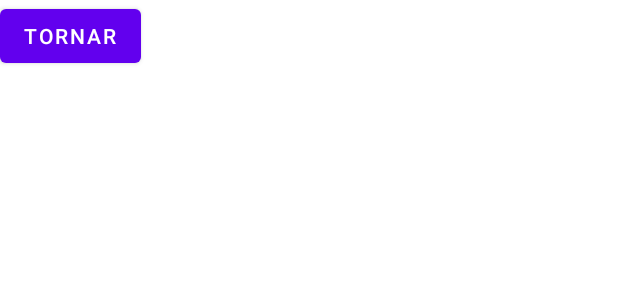
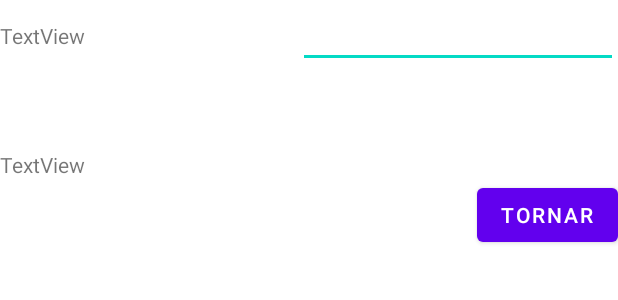
Before and after one commit to PereCP/TEAgenda, an Android app: the layout activity_tasca_view.xml on its own in the app's theme, with its tools: preview values and no code run, on a phone screen of 412 x 824 dp. Shown: the top 300 px of the screen. Run offline under Robolectric (Android 15) with nearby library versions, the phone set to English and light mode, and no system bars.

Commit message:
tasca show data a medias

```diff
--- a/app/src/main/java/com/example/teagenda/TascaView.java
+++ b/app/src/main/java/com/example/teagenda/TascaView.java
@@ -6,16 +6,32 @@ import android.content.Intent;
 import android.os.Bundle;
 import android.view.View;
 import android.widget.Button;
+import android.widget.EditText;
+import android.widget.TextView;
+
+import com.example.teagenda.CapaDomini.Evento;
+
+import java.util.Date;
 
 public class TascaView extends AppCompatActivity {
     Button buttonExit;
+    private Evento event;
+    private TextView NameText;
+    private EditText date;
+    private TextView desc;
     @Override
     protected void onCreate(Bundle savedInstanceState) {
+        event = new Evento(1, "title", "String description", 6747, new Date(2001, 12, 1), true);
         super.onCreate(savedInstanceState);
         setContentView(R.layout.activity_tasca_view);
 
         buttonExit = (Button)findViewById(R.id.buttonExit);
-
+        NameText = (TextView) findViewById(R.id.EventName);
+        date = (EditText)findViewById(R.id.Date);
+        desc = (TextView)findViewById(R.id.EventDesc);
+        NameText.setText(event.getTitle());
+        date.setText(event.getDate().toString());
+        desc.setText(event.getDescription());
         buttonExit.setOnClickListener(new View.OnClickListener() {
             @Override
             public void onClick(View view) {
--- a/app/src/main/res/layout/activity_tasca_view.xml
+++ b/app/src/main/res/layout/activity_tasca_view.xml
@@ -6,12 +6,69 @@
     android:layout_height="match_parent"
     tools:context=".TascaView">
 
-    <Button
-        android:id="@+id/buttonExit"
-        android:layout_width="wrap_content"
-        android:layout_height="wrap_content"
-        android:text="Tornar"
+    <LinearLayout
+        android:layout_width="match_parent"
+        android:layout_height="match_parent"
+        android:orientation="vertical"
         tools:ignore="MissingConstraints"
-        tools:layout_editor_absoluteX="300dp"
-        tools:layout_editor_absoluteY="676dp" />
+        tools:layout_editor_absoluteX="0dp"
+        tools:layout_editor_absoluteY="118dp">
+
+        <LinearLayout
+            android:layout_width="match_parent"
+            android:layout_height="100dp"
+            android:orientation="horizontal">
+
+            <TextView
+                android:id="@+id/EventName"
+                android:layout_width="wrap_content"
+                android:layout_height="wrap_content"
+                android:text="TextView"
+                tools:ignore="MissingConstraints" />
+
+            <Space
+                android:layout_width="wrap_content"
+                android:layout_height="wrap_content"
+                android:layout_weight="1" />
+
+            <EditText
+                android:id="@+id/Date"
+                android:layout_width="wrap_content"
+                android:layout_height="wrap_content"
+                android:ems="10"
+                android:inputType="date"
+                tools:ignore="MissingConstraints" />
+
+        </LinearLayout>
+
+        <TextView
+            android:id="@+id/EventDesc"
+            android:layout_width="wrap_content"
+            android:layout_height="wrap_content"
+            android:text="TextView"
+            tools:ignore="MissingConstraints" />
+
+        <Space
+            android:layout_width="match_parent"
+            android:layout_height="wrap_content" />
+
+        <LinearLayout
+            android:layout_width="match_parent"
+            android:layout_height="58dp"
+            android:layout_gravity="end"
+            android:orientation="horizontal">
+
+            <Space
+                android:layout_width="wrap_content"
+                android:layout_height="wrap_content"
+                android:layout_weight="1" />
+
+            <Button
+                android:id="@+id/buttonExit"
+                android:layout_width="wrap_content"
+                android:layout_height="wrap_content"
+                android:text="Tornar"
+                tools:ignore="MissingConstraints" />
+        </LinearLayout>
+    </LinearLayout>
 </androidx.constraintlayout.widget.ConstraintLayout>
```
